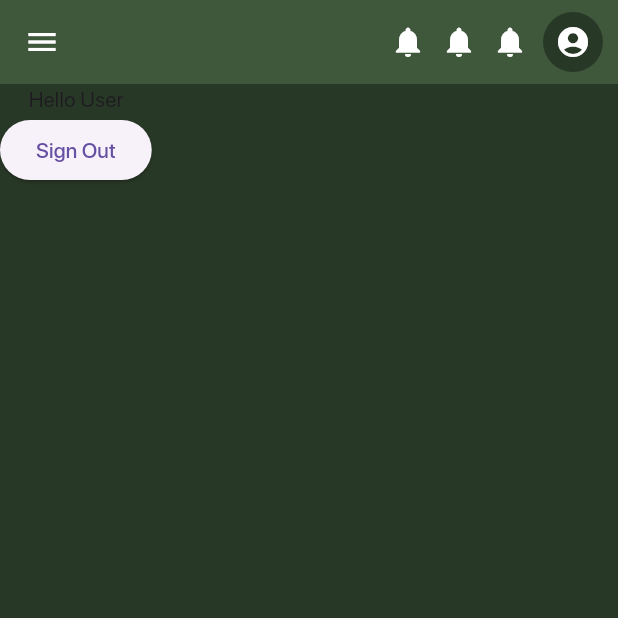
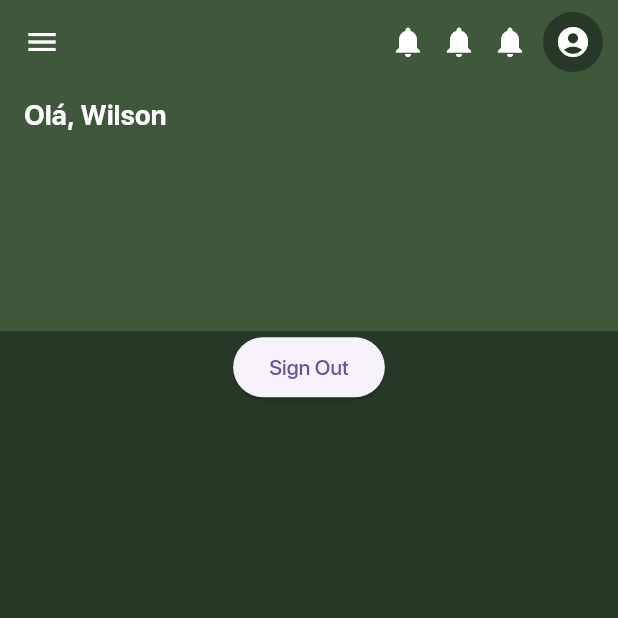
Before and after one commit to WGS-94/Flutter-TodoApp, a Flutter app: the screen it shows after launch, after a tap on an icon or button, on a phone screen of 412 x 824 dp, the top half of it. Run offline on Flutter 3.47's test engine with Material 3 defaults, Android fonts, the light colour scheme and no system bars; our stand-ins replace flutter_svg.

Commit message:
:tada: Doing dashboard page and style it

```diff
--- /dev/null
+++ b/lib/constants/app_settings.dart
@@ -0,0 +1,4 @@
+class AppSettings {
+  static double screenWidth = 0;
+  static double screenHeight = 0;
+}
--- a/lib/main.dart
+++ b/lib/main.dart
@@ -1,5 +1,6 @@
 import 'package:flutter/material.dart';
 import 'package:flutter/services.dart';
+import 'package:projeqta/constants/app_settings.dart';
 // import 'package:projeqta/constants/colors.dart';
 import 'package:projeqta/constants/style.dart';
 import 'package:projeqta/screens/splash_screen.dart';
@@ -16,6 +17,8 @@ class MyApp extends StatelessWidget {
   Widget build(BuildContext context) {
     SystemChrome.setSystemUIOverlayStyle(
         const SystemUiOverlayStyle(statusBarColor: Colors.transparent));
+    AppSettings.screenWidth = MediaQuery.of(context).size.width;
+    AppSettings.screenHeight = MediaQuery.of(context).size.height;
     return MaterialApp(
       debugShowCheckedModeBanner: false,
       theme: Stlyes.themeData(),
--- a/lib/screens/home_screen.dart
+++ b/lib/screens/home_screen.dart
@@ -1,5 +1,6 @@
 import 'package:flutter/material.dart';
-import 'package:flutter_svg/svg.dart';
+import 'package:projeqta/constants/app_settings.dart';
+// import 'package:flutter_svg/svg.dart';
 import 'package:projeqta/constants/colors.dart';
 import 'package:projeqta/screens/login_screen.dart';
 
@@ -63,7 +64,22 @@ class _HomeScreenState extends State<HomeScreen> {
       ),
       body: Column(
         children: [
-          const Text("Hello User"),
+          Container(
+              padding: const EdgeInsets.symmetric(horizontal: 16, vertical: 8),
+              width: AppSettings.screenWidth,
+              height: AppSettings.screenHeight / 5,
+              color: green700,
+              child: const Column(
+                  crossAxisAlignment: CrossAxisAlignment.start,
+                  children: [
+                    Text(
+                      'Olá, Wilson',
+                      style: TextStyle(
+                          fontSize: 18,
+                          color: white,
+                          fontWeight: FontWeight.bold),
+                    )
+                  ])),
           ElevatedButton(
               onPressed: () async {
                 Navigator.push(context, MaterialPageRoute(builder: (context) {
```
Also changed, not shown: lib/widgets/balances.dart (added, +96 -0 lines), assets/icon/money_circle.svg (added), assets/icon/up.svg (added).
